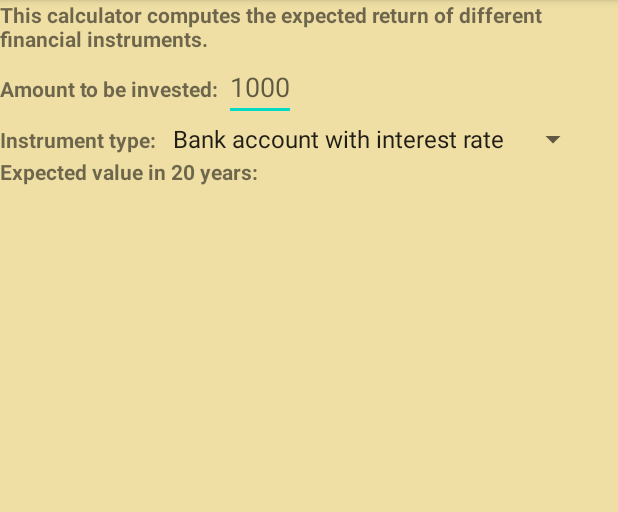
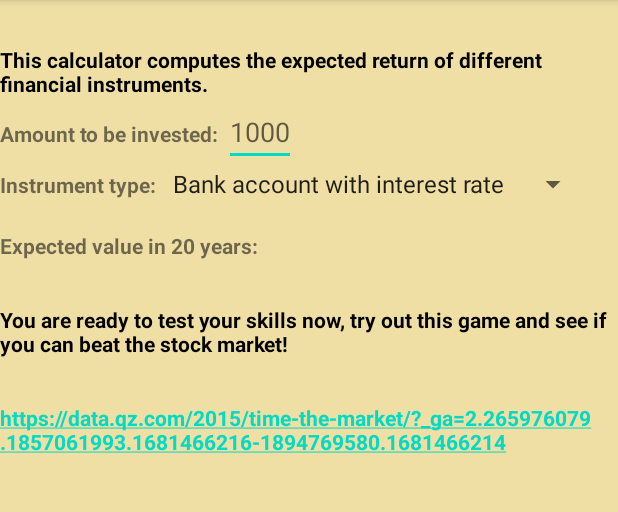
Before and after one commit to Surfy2004/StocksieApp, an Android app: the fragment CalculatorFragment shown on its own in the app's theme, on a phone screen of 412 x 824 dp, the part 84-596 px from its top. Run offline under Robolectric (Android 15) with nearby library versions, the light colour scheme and no system bars.

Commit message:
Added the Game, and changed some other stuff

```diff
--- a/app/src/main/res/layout/calculator_fragment.xml
+++ b/app/src/main/res/layout/calculator_fragment.xml
@@ -14,8 +14,10 @@
         <TextView
             android:id="@+id/textView7"
             android:textStyle="bold"
+            android:layout_marginTop="30dp"
             android:layout_width="wrap_content"
             android:layout_height="wrap_content"
+            android:textColor="#000000"
             android:text="This calculator computes the expected return of different financial instruments." />
 
         <LinearLayout
@@ -24,6 +26,7 @@
             android:orientation="horizontal">
             <TextView
                 android:id="@+id/textView8"
+
                 android:textStyle="bold"
                 android:layout_width="wrap_content"
                 android:layout_height="wrap_content"
@@ -56,12 +59,7 @@
             android:layout_width="wrap_content"
             android:layout_height="wrap_content"
             android:orientation="horizontal">
-            <TextView
-                android:id="@+id/textView9"
-                android:textStyle="bold"
-                android:layout_width="wrap_content"
-                android:layout_height="wrap_content"
-                android:text="Expected value in 20 years: " />
+
             <TextView
                 android:id="@+id/future_value"
                 android:textStyle="bold"
@@ -70,6 +68,31 @@
                 android:text="" />
         </LinearLayout>
 
+        <TextView
+            android:id="@+id/textView9"
+            android:layout_width="wrap_content"
+            android:layout_height="wrap_content"
+            android:text="Expected value in 20 years: "
+            android:textStyle="bold" />
+
+        <TextView
+            android:id="@+id/textView111"
+            android:layout_width="wrap_content"
+            android:layout_marginTop="30dp"
+            android:layout_height="wrap_content"
+            android:textColor="#000000"
+            android:text="You are ready to test your skills now, try out this game and see if you can beat the stock market!"
+            android:textStyle="bold" />
+        <TextView
+            android:id="@+id/textView10"
+            android:layout_width="wrap_content"
+            android:layout_marginTop="30dp"
+            android:layout_height="wrap_content"
+            android:text="https://data.qz.com/2015/time-the-market/?_ga=2.265976079.1857061993.1681466216-1894769580.1681466214"
+            android:autoLink="web"
+            android:textColor="#000000"
+            android:textStyle="bold" />
+
     </LinearLayout>
 
 </FrameLayout>
--- a/app/src/main/res/layout/fragment_home.xml
+++ b/app/src/main/res/layout/fragment_home.xml
@@ -25,6 +25,7 @@
         android:layout_width="330dp"
         android:layout_height="600dp"
         android:textStyle="bold"
+        android:textColor="#1C1C1B"
         android:text="\n                                    Stock market \n\n
     A network of stock exchanges where traders and investors buy and sell shares of publicly-traded companies. \n   \n
                                 Private company \n\n
--- a/app/src/main/res/layout/how_to_start_fragment.xml
+++ b/app/src/main/res/layout/how_to_start_fragment.xml
@@ -25,6 +25,7 @@
         android:layout_width="330dp"
         android:layout_height="600dp"
         android:textStyle="bold"
+        android:textColor="#1C1C1B"
         android:text=" \nSTEP 1:
        \n
        \n
```
Also changed, not shown: app/src/main/res/layout/nav_header_main.xml (+10 -8 lines), app/src/main/res/layout/technical_analysis.xml (+20 -13 lines), app/src/main/res/layout/trading_vs_investing_fragment.xml (+6 -2 lines), app/src/main/res/drawable/invesment.png (added).
